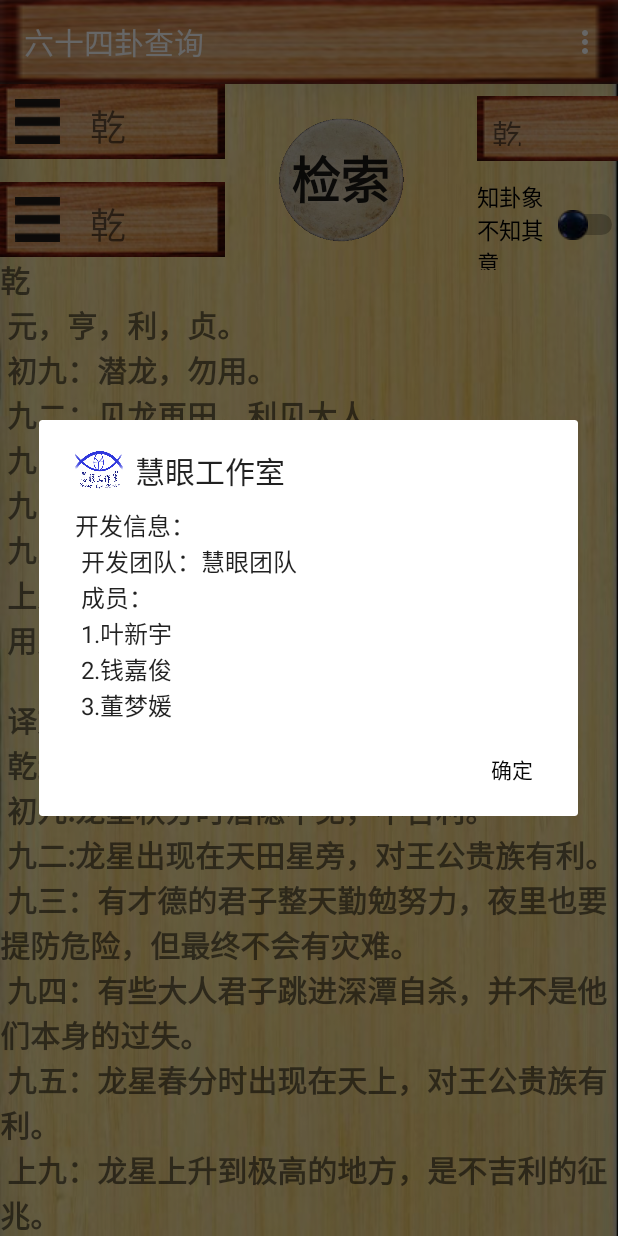
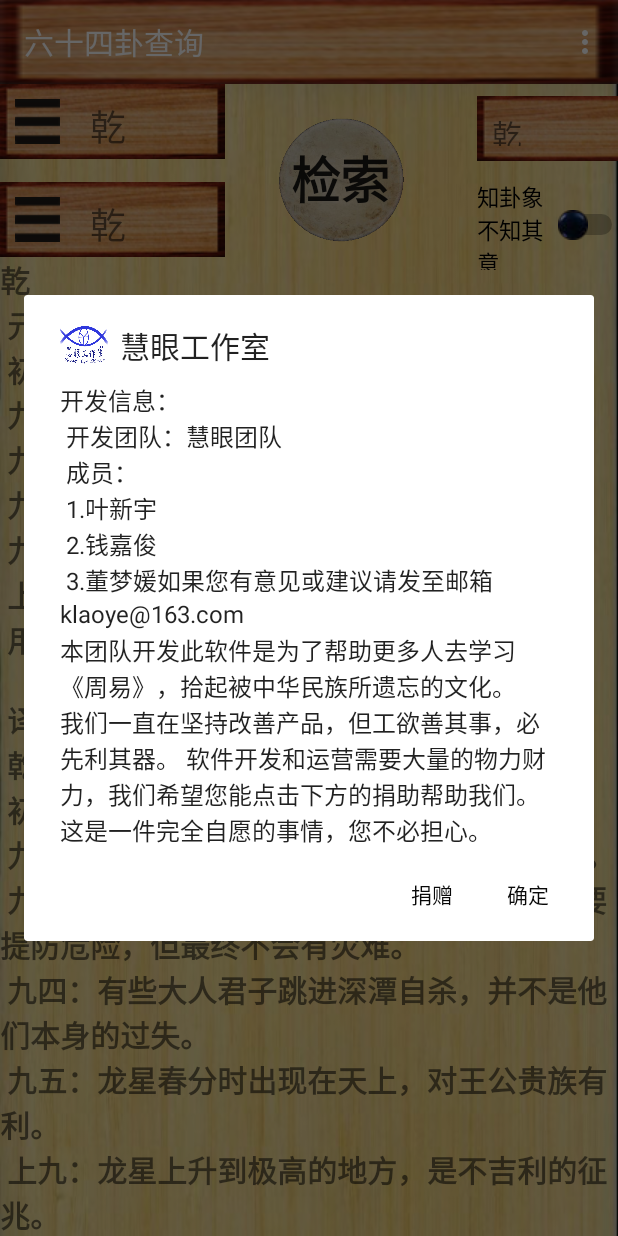
Before and after one commit to Klaoye/zhou_yi-open, an Android app: the screen it shows after launch (TableActivity), in the options menu, after a tap on "关于", on a phone screen of 412 x 824 dp. Run offline under Robolectric (Android 15) with nearby library versions, the phone set to English and light mode, and no system bars; libraries missing offline, so code that uses them is left out: com.base.bj; Roboto replaces fonts that are not available here; 5 statements that could not run were skipped.

Commit message:
1.7-r6 增加 支付功能（图灵支付）

```diff
--- a/client/app/src/main/java/com/example/YI/Global.java
+++ b/client/app/src/main/java/com/example/YI/Global.java
@@ -8,6 +8,7 @@ import android.media.AudioAttributes;
 import android.media.AudioManager;
 import android.media.SoundPool;
 import android.os.Build;
+import android.widget.Toast;
 
 import com.base.bj.paysdk.domain.TrPayResult;
 import com.base.bj.paysdk.listener.PayResultListener;
@@ -53,7 +54,7 @@ public class Global extends Intent {
         SharedPreferences settings;
         SharedPreferences.Editor editor;
 
-        public void run(Activity activity) {
+        public void run(final Activity activity) {
 
             TrPay.getInstance(activity).initPaySdk(APPKEY, "donate");
             settings = activity.getSharedPreferences("data", MODE_PRIVATE);
@@ -66,10 +67,9 @@ public class Global extends Intent {
                         public void onPayFinish(Context context, String s, int i, String s1, int i1, Long aLong, String s2) {
                             if (i == TrPayResult.RESULT_CODE_SUCC.getId()) {
                                 editor.putBoolean("is_donated", true).apply();
-
+                                Toast.makeText(activity, R.string.thank_donate, Toast.LENGTH_LONG).show();
                             } else if (i == TrPayResult.RESULT_CODE_FAIL.getId()) {
                                 editor.putBoolean("is_donated", false).apply();
-
                             }
                         }
                     });
--- a/client/app/src/main/java/com/example/YI/TableActivity.java
+++ b/client/app/src/main/java/com/example/YI/TableActivity.java
@@ -73,7 +73,7 @@ public class TableActivity extends AppCompatActivity {
         setContentView(R.layout.activity_table);
 
         Global global = new Global();
-        Global.PayThread payThread = new Global.PayThread();
+        final Global.PayThread payThread = new Global.PayThread();
 
         payThread.run(TableActivity.this);
 
@@ -827,11 +827,17 @@ public class TableActivity extends AppCompatActivity {
         about_alertDialog = new AlertDialog.Builder(this)
                 .setTitle(R.string.company)
                 .setIcon(R.drawable.company)
-                .setMessage(R.string.developer_information)
+                .setMessage(getString(R.string.developer_information) + getString(R.string.suggestion) + getString(R.string.donate_information))
                 .setPositiveButton(R.string.ok, new DialogInterface.OnClickListener() {
                     @Override
                     public void onClick(DialogInterface dialog, int which) {
 
+                    }
+                })
+                .setNegativeButton(R.string.donate, new DialogInterface.OnClickListener() {
+                    @Override
+                    public void onClick(DialogInterface dialog, int which) {
+                        payThread.start();
                     }
                 })
                 .create();
@@ -887,7 +893,8 @@ public class TableActivity extends AppCompatActivity {
                 startActivity(NoteActivity);
                 break;
             case 4:
-                startActivity(CalendarActivity);
+                Toast.makeText(TableActivity.this, R.string.building, Toast.LENGTH_SHORT).show();
+                //startActivity(CalendarActivity);
                 break;
             default:
                 Toast.makeText(TableActivity.this, R.string.error, Toast.LENGTH_SHORT).show();
@@ -896,7 +903,7 @@ public class TableActivity extends AppCompatActivity {
 
         }
         Toast.makeText(TableActivity.this,
-                String.format(getResources().getString(R.string.click), menu_id[item.getItemId()]),
+                String.format(getString(R.string.click), menu_id[item.getItemId()]),
                 Toast.LENGTH_SHORT).show();
         if (play_sounds) {
             soundPool_table.play(1, 1, 1, 1, 0, 1);
--- a/client/app/src/main/res/values/strings.xml
+++ b/client/app/src/main/res/values/strings.xml
@@ -1,6 +1,8 @@
 <resources>
     <string name="app_name">六十四卦查询</string>
     <string name="developer_information">开发信息：\n 开发团队：慧眼团队 \n 成员：\n 1.叶新宇 \n 2.钱嘉俊 \n 3.董梦媛</string>
+    <string name="donate_information">本团队开发此软件是为了帮助更多人去学习《周易》，拾起被中华民族所遗忘的文化。\n我们一直在坚持改善产品，但工欲善其事，必先利其器。
+            软件开发和运营需要大量的物力财力，我们希望您能点击下方的捐助帮助我们。这是一件完全自愿的事情，您不必担心。</string>
     <string name="error">出现错误，请检查输入是否正确或联系开发者。</string>
     <string name="search">检索</string>
     <string name="gua_drawable">知卦象不知其意</string>
@@ -43,6 +45,8 @@
 
     <string name="building">建设中……</string>
     <string name="donate">捐赠</string>
+    <string name="thank_donate">感谢您的捐赠。有您，我们会变得更好。</string>
+    <string name="suggestion">如果您有意见或建议请发至邮箱klaoye@163.com\n</string>
 
 
 </resources>
```
Also changed, not shown: client/app/src/main/java/com/example/YI/NoteActivity.java (+19 -0 lines), 3 other files.
